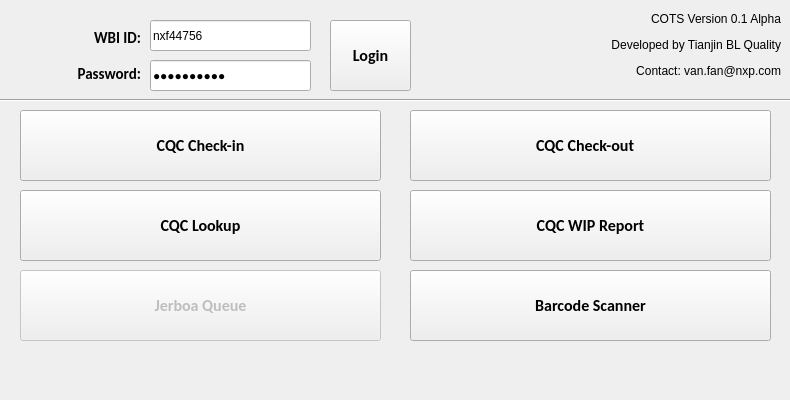
This is Mainwindow.ui in fyc0707/COTS as Qt 5 draws it before an edit. The edited form follows.
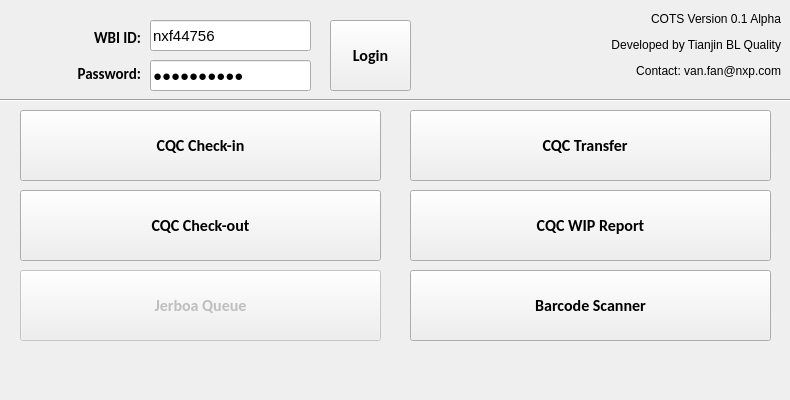
This is the edited form. Icons and pictures are not drawn.

Commit message: Create check-in thread. Adding event handling methods to CQCSniffer. Amending check-in window logic

The edit to the form file:
```diff
--- a/Mainwindow.ui
+++ b/Mainwindow.ui
@@ -123,6 +123,11 @@
       <height>31</height>
      </rect>
     </property>
+    <property name="font">
+     <font>
+      <pointsize>11</pointsize>
+     </font>
+    </property>
     <property name="focusPolicy">
      <enum>Qt::StrongFocus</enum>
     </property>
@@ -177,6 +182,11 @@
       <height>31</height>
      </rect>
     </property>
+    <property name="font">
+     <font>
+      <pointsize>11</pointsize>
+     </font>
+    </property>
     <property name="focusPolicy">
      <enum>Qt::StrongFocus</enum>
     </property>
@@ -270,8 +280,8 @@
    <widget class="QPushButton" name="checkoutButton">
     <property name="geometry">
      <rect>
-      <x>410</x>
-      <y>110</y>
+      <x>20</x>
+      <y>190</y>
       <width>361</width>
       <height>71</height>
      </rect>
@@ -288,7 +298,7 @@
      <enum>Qt::NoFocus</enum>
     </property>
     <property name="text">
-     <string>CQC Check-out   </string>
+     <string>CQC Check-out</string>
     </property>
     <property name="icon">
      <iconset resource="qt_resource.qrc">
@@ -344,8 +354,8 @@
     </property>
     <property name="geometry">
      <rect>
-      <x>20</x>
-      <y>190</y>
+      <x>410</x>
+      <y>110</y>
       <width>361</width>
       <height>71</height>
      </rect>
@@ -362,7 +372,7 @@
      <enum>Qt::NoFocus</enum>
     </property>
     <property name="text">
-     <string>CQC Lookup</string>
+     <string> CQC Transfer    </string>
     </property>
     <property name="icon">
      <iconset resource="qt_resource.qrc">
```
Left out of the diff: 2 changed lines with no effect on the pictures. The commit also changes 16 other files.
